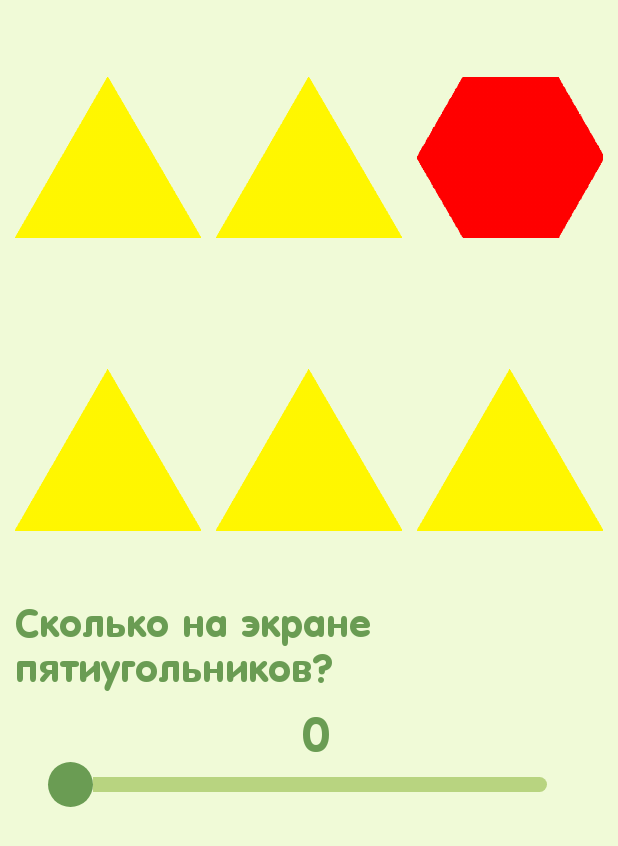
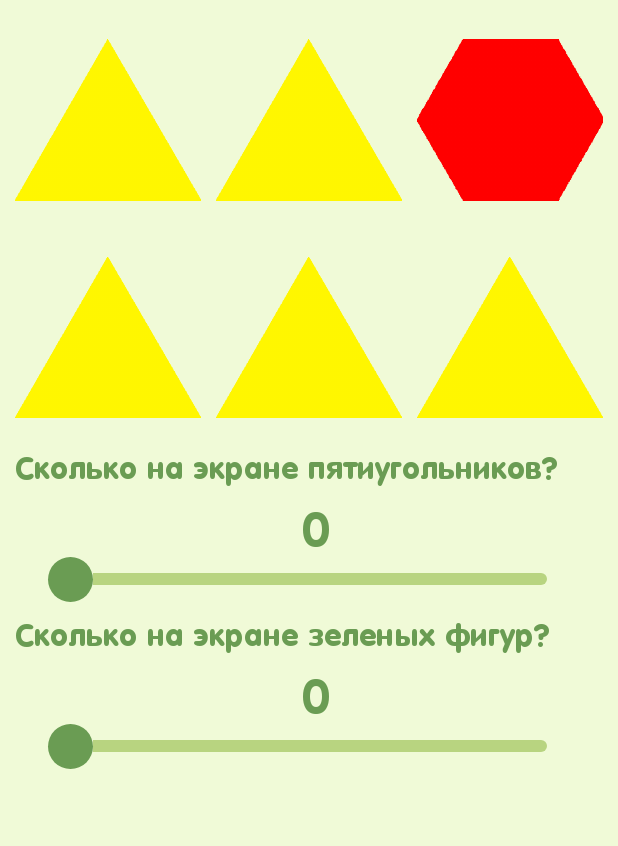
Before and after one commit to AnarhyforLenin/M2, an Android app: the screen it shows after launch (MainActivity2), on a phone screen of 412 x 824 dp. Shown: the top 846 px of the screen. Run offline under Robolectric (Android 15) with nearby library versions, the phone set to English and light mode, and no system bars.

Commit message:
04.05 16:38

```diff
--- a/app/src/main/java/com/example/myapplication/MainActivity2.java
+++ b/app/src/main/java/com/example/myapplication/MainActivity2.java
@@ -2,6 +2,7 @@ package com.example.myapplication;
 
 import androidx.appcompat.app.AppCompatActivity;
 
+import android.annotation.SuppressLint;
 import android.os.Bundle;
 import android.view.View;
 import android.widget.ImageView;
@@ -12,14 +13,15 @@ import java.util.Random;
 
 public class MainActivity2 extends AppCompatActivity {
 
-    TextView q1;
+    TextView q1,q2,right;
 
     @Override
     protected void onCreate(Bundle savedInstanceState) {
         super.onCreate(savedInstanceState);
         setContentView(R.layout.activity_main2);
 
-
+        int var =  getIntent().getIntExtra("var",0);
+        int name =  getIntent().getIntExtra("full_name",0);
 
         int[] photos={R.drawable.f1, R.drawable.f2, R.drawable.f3, R.drawable.f4, R.drawable.f5, R.drawable.f6, R.drawable.f7, R.drawable.f8, R.drawable.f9, R.drawable.f100, R.drawable.f110, R.drawable.f120, R.drawable.f130, R.drawable.f140, R.drawable.f150};
 
@@ -49,6 +51,7 @@ public class MainActivity2 extends AppCompatActivity {
         ImageView image1 = (ImageView) findViewById(R.id.f10);
 
         q1=findViewById(R.id.q1);
+        q2=findViewById(R.id.q2);
 
         int ranq1 = (int)(Math.random()*((6-3)+1))+3;
         switch (ranq1) {
@@ -69,6 +72,25 @@ public class MainActivity2 extends AppCompatActivity {
 
         }
 
+
+        int ranq2 = (int)(Math.random()*((4-1)+1))+1;
+        switch (ranq2) {
+            case 1:
+                q2.setText("Сколько на экране синих фигур?");
+                break;
+            case 2:
+                q2.setText("Сколько на экране желтых фигур?");
+                break;
+            case 3:
+                q2.setText("Сколько на экране зеленых фигур?");
+                break;
+            case 4:
+                q2.setText("Сколько на экране красных фигур?");
+                break;
+            default:
+                break;
+
+        }
 
         Random ran1=new Random();
         int i1=ran1.nextInt(photos.length);
@@ -105,6 +127,7 @@ public class MainActivity2 extends AppCompatActivity {
         image6.setImageResource(photos[i6]);
 
         int counterA1 = 0;
+        int counterA2 = 0;
         if (mas[i1][0]==ranq1) { counterA1+=1;}
         if (mas[i2][0]==ranq1) { counterA1+=1;}
         if (mas[i3][0]==ranq1) { counterA1+=1;}
@@ -112,16 +135,25 @@ public class MainActivity2 extends AppCompatActivity {
         if (mas[i5][0]==ranq1) { counterA1+=1;}
         if (mas[i6][0]==ranq1) { counterA1+=1;}
 
+        if (mas[i1][1]==ranq2) { counterA2+=1;}
+        if (mas[i2][1]==ranq2) { counterA2+=1;}
+        if (mas[i3][1]==ranq2) { counterA2+=1;}
+        if (mas[i4][1]==ranq2) { counterA2+=1;}
+        if (mas[i5][1]==ranq2) { counterA2+=1;}
+        if (mas[i6][1]==ranq2) { counterA2+=1;}
+
+        final boolean[] Fanswer1 = {false};
+        final boolean[] Fanswer2 = {false};
 
         SeekBar seekBar = findViewById(R.id.s1);
         TextView a1 = findViewById(R.id.a1);
+        right = findViewById(R.id.right);
         int finalCounterA = counterA1;
         seekBar.setOnSeekBarChangeListener(new SeekBar.OnSeekBarChangeListener() {
             @Override
             public void onProgressChanged(SeekBar seekBar, int progress, boolean fromUser) {
 
                 a1.setText(String.valueOf(progress));
-
             }
 
             @Override
@@ -129,16 +161,66 @@ public class MainActivity2 extends AppCompatActivity {
 
             }
 
+            @SuppressLint("SetTextI18n")
             @Override
             public void onStopTrackingTouch(SeekBar seekBar) {
                 int answer1 = Integer.valueOf(a1.getText().toString());
                 if (answer1== finalCounterA) {
-                    findViewById(R.id.right).setVisibility(View.VISIBLE);
+                    Fanswer1[0] =true;
+                    if (Fanswer2[0]) {
+                        if (var ==10) {
+                            right.setText("Вы молодец,"+name+"!\nПодышим еще?");
+                        }
+                        if (var==11) {
+                            right.setText("Ты умничка,"+name+"!\nПодышим еще?");
+                        }
+                        if (var==12) {
+                            right.setText("Ты умничка, солнце!\nПодышим еще?");
+                        }
+                    }
+
                 }
-                else {findViewById(R.id.right).setVisibility(View.GONE);}
+                else {Fanswer1[0] = false;}
             }
         });
 
+        SeekBar seekBar2 = findViewById(R.id.s2);
+        TextView a2 = findViewById(R.id.a2);
+        int finalCounterA2 = counterA2;
+        seekBar2.setOnSeekBarChangeListener(new SeekBar.OnSeekBarChangeListener() {
+            @Override
+            public void onProgressChanged(SeekBar seekBar2, int progress, boolean fromUser) {
 
+                a2.setText(String.valueOf(progress));
+                findViewById(R.id.right).setVisibility(View.GONE);
+
+            }
+
+            @Override
+            public void onStartTrackingTouch(SeekBar seekBar2) {
+
+            }
+
+            @Override
+            public void onStopTrackingTouch(SeekBar seekBar2) {
+                int answer1 = Integer.valueOf(a2.getText().toString());
+                if (answer1== finalCounterA2) {
+                    Fanswer2[0] = true;
+                    if (Fanswer1[0]==true) {
+                        if (var ==10) {
+                            right.setText("Вы молодец,"+name+"!\nПодышим еще?");
+                        }
+                        if (var==11) {
+                            right.setText("Ты умничка,"+name+"!\nПодышим еще?");
+                        }
+                        if (var==12) {
+                            right.setText("Ты умничка, солнце!\nПодышим еще?");
+                        }
+                    }
+                }
+                else {Fanswer2[0] = false;}
+
+            }
+        });
     }
 }
--- a/app/src/main/java/com/example/myapplication/Start3.java
+++ b/app/src/main/java/com/example/myapplication/Start3.java
@@ -48,6 +48,7 @@ public class Start3 extends AppCompatActivity {
 
                 RadioButton rb = (RadioButton) group.findViewById(checkedId);
                 Intent intent5 = new Intent(Start3.this, Start5.class);
+                Intent intentMain2 = new Intent(Start3.this, MainActivity2.class);
 
                 r1.setOnClickListener(new View.OnClickListener() {
 
@@ -65,6 +66,7 @@ public class Start3 extends AppCompatActivity {
                                     String full_name = e1.getText().toString();
                                     intent5.putExtra("full_name", full_name);
                                     intent5.putExtra("var", 10);
+                                    intentMain2.putExtra("var", 10);
                                     startActivity(intent5);
                                 }
                             });
@@ -99,7 +101,9 @@ public class Start3 extends AppCompatActivity {
                                     String name = e2.getText().toString();
 
                                     intent5.putExtra("full_name",name);
+                                    intentMain2.putExtra("full_name",name);
                                     intent5.putExtra("var",11);
+                                    intentMain2.putExtra("var",11);
                                     if (he.isChecked()) {
                                         intent5.putExtra("radiochosen",1);
                                     }
@@ -135,6 +139,7 @@ public class Start3 extends AppCompatActivity {
                                 @Override
                                 public void onClick(View v) {
                                     intent5.putExtra("var",12);
+                                    intentMain2.putExtra("var",12);
                                     startActivity(intent5);
                                 }
                             });
--- a/app/src/main/res/drawable/custom_seekbar.xml
+++ b/app/src/main/res/drawable/custom_seekbar.xml
@@ -4,7 +4,7 @@
     <item android:gravity="center_vertical">
         <shape android:shape="rectangle">
             <solid android:color="@color/HappyGreen"/>
-            <size android:height="10dp"/>
+            <size android:height="8dp"/>
             <corners android:radius="9dp"/>
         </shape>
     </item>
@@ -17,7 +17,7 @@
                 <item>
                     <shape android:shape="rectangle">
                         <solid android:color="@color/Green"/>
-                        <size android:height="10dp"/>
+                        <size android:height="8dp"/>
                         <corners android:radius="9dp"/>
                     </shape>
                 </item>
--- a/app/src/main/res/layout/activity_main2.xml
+++ b/app/src/main/res/layout/activity_main2.xml
@@ -12,7 +12,7 @@
         android:orientation="vertical">
         <LinearLayout
             android:layout_width="match_parent"
-            android:layout_height="200dp"
+            android:layout_height="150dp"
             android:paddingTop="10dp">
             <ImageView
                 android:layout_width="wrap_content"
@@ -44,7 +44,7 @@
         </LinearLayout>
         <LinearLayout
             android:layout_width="match_parent"
-            android:layout_height="200dp">
+            android:layout_height="150dp">
             <ImageView
                 android:layout_width="wrap_content"
                 android:layout_height="wrap_content"
@@ -80,7 +80,7 @@
             android:text="ГОВНО"
             android:paddingLeft="10dp"
             android:fontFamily="@font/fontone"
-            android:textSize="25dp"
+            android:textSize="20dp"
             android:textColor="#6a9c53"/>
         <TextView
             android:layout_width="wrap_content"
@@ -105,15 +105,54 @@
             android:progressDrawable="@drawable/custom_seekbar"
             android:thumb="@drawable/thumb" />
         <TextView
-            android:layout_width="250dp"
-            android:layout_height="100dp"
-            android:id="@+id/right"
-            android:layout_gravity="center"
-            android:text="Правильно!"
+            android:layout_width="wrap_content"
+            android:layout_height="wrap_content"
+            android:id="@+id/q2"
+            android:paddingTop="10dp"
+            android:text="ГОВНО"
+            android:paddingLeft="10dp"
+            android:fontFamily="@font/fontone"
+            android:textSize="20dp"
+            android:textColor="#6a9c53"/>
+        <TextView
+            android:layout_width="wrap_content"
+            android:layout_height="wrap_content"
+            android:id="@+id/a2"
+            android:text="0"
+            android:paddingLeft="10dp"
+            android:paddingTop="10dp"
+            android:fontFamily="@font/fontone"
             android:textSize="30dp"
-            android:fontFamily="@font/fontone"
-            android:visibility="gone"
-            />
+            android:textColor="#6a9c53"
+            android:layout_gravity="center_horizontal"/>
+
+        <SeekBar
+            android:id="@+id/s2"
+            android:layout_width="350dp"
+            android:layout_height="30dp"
+            android:layout_gravity="center_horizontal"
+            android:max="6"
+            android:min="0"
+            android:progress="0"
+            android:progressDrawable="@drawable/custom_seekbar"
+            android:thumb="@drawable/thumb" />
+        <androidx.constraintlayout.widget.ConstraintLayout
+            android:layout_width="match_parent"
+            android:layout_height="match_parent">
+            <TextView
+                android:layout_width="match_parent"
+                android:layout_height="150dp"
+                android:id="@+id/right"
+                android:layout_gravity="center"
+                android:gravity="center"
+                android:text=""
+                android:textColor="@color/Green"
+                android:textSize="30dp"
+                android:fontFamily="@font/fontone"
+                android:visibility="visible"
+                tools:ignore="MissingConstraints" />
+        </androidx.constraintlayout.widget.ConstraintLayout>
+
     </LinearLayout>
 
 </androidx.constraintlayout.widget.ConstraintLayout>
```
